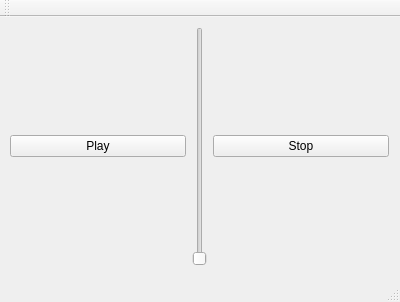
jordan9001/SpectrumDraw, file mainwindow.ui: the form before one commit.
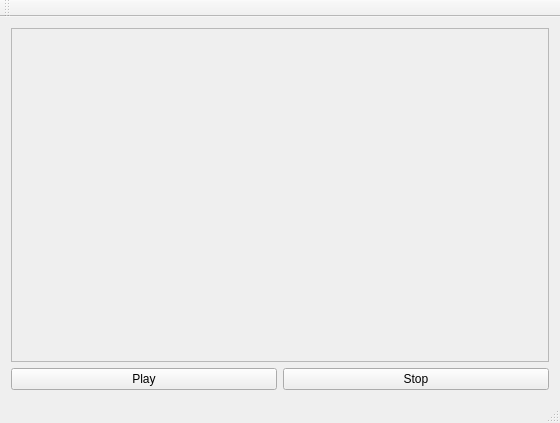
The form after the commit.

What changed in the file:
```diff
--- a/mainwindow.ui
+++ b/mainwindow.ui
@@ -6,24 +6,37 @@
    <rect>
     <x>0</x>
     <y>0</y>
-    <width>400</width>
-    <height>302</height>
+    <width>560</width>
+    <height>423</height>
    </rect>
   </property>
   <property name="windowTitle">
    <string>MainWindow</string>
   </property>
   <widget class="QWidget" name="centralWidget">
-   <widget class="QWidget" name="horizontalLayoutWidget">
+   <layout class="QVBoxLayout" name="verticalLayout">
+    <item>
+     <widget class="QScrollArea" name="ToneScrollArea">
+      <property name="verticalScrollBarPolicy">
+       <enum>Qt::ScrollBarAsNeeded</enum>
+      </property>
+      <property name="widgetResizable">
+       <bool>true</bool>
+      </property>
+      <widget class="QWidget" name="ToneRowArea">
     <property name="geometry">
      <rect>
-      <x>-1</x>
-      <y>-1</y>
-      <width>401</width>
-      <height>261</height>
-     </rect>
-    </property>
-    <layout class="QHBoxLayout" name="horizontalLayout">
+         <x>0</x>
+         <y>0</y>
+         <width>540</width>
+         <height>332</height>
+        </rect>
+       </property>
+      </widget>
+     </widget>
+    </item>
+    <item>
+     <layout class="QHBoxLayout" name="ControlLayout">
      <item>
       <widget class="QPushButton" name="PlayButton">
        <property name="text">
@@ -31,13 +44,6 @@
        </property>
       </widget>
      </item>
-     <item>
-      <widget class="QSlider" name="ToneSlider">
-       <property name="orientation">
-        <enum>Qt::Vertical</enum>
-       </property>
-      </widget>
-     </item>
      <item>
       <widget class="QPushButton" name="StopButton">
        <property name="text">
@@ -46,7 +52,8 @@
       </widget>
      </item>
     </layout>
-   </widget>
+    </item>
+   </layout>
   </widget>
   <widget class="QToolBar" name="mainToolBar">
    <attribute name="toolBarArea">
```
Lines whose indentation alone changed are shown as unchanged.
